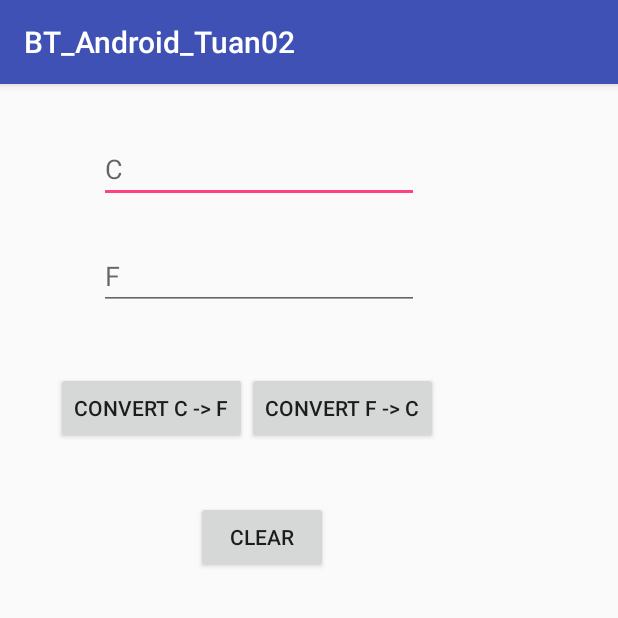
After one commit to HTNhu/TranNhu_Android_2_1, an Android app: the Bai02Activity screen opened directly, with no data from a screen before it, on a phone screen of 412 x 824 dp, the top half of it. The commit adds this screen. Run offline under Robolectric (Android 15) with nearby library versions, the phone set to English and light mode, and no system bars.

Commit message:
bai2+addtrycatch

```diff
--- a/app/src/main/AndroidManifest.xml
+++ b/app/src/main/AndroidManifest.xml
@@ -16,7 +16,8 @@
                 <category android:name="android.intent.category.LAUNCHER" />
             </intent-filter>
         </activity>
-        <activity android:name=".Bai01Activity"></activity>
+        <activity android:name=".Bai01Activity" />
+        <activity android:name=".Bai02Activity"></activity>
     </application>
 
 </manifest>
--- /dev/null
+++ b/app/src/main/java/com/example/student/bt_android_tuan02/Bai02Activity.java
@@ -0,0 +1,67 @@
+package com.example.student.bt_android_tuan02;
+
+import android.support.v7.app.AppCompatActivity;
+import android.os.Bundle;
+import android.view.View;
+import android.widget.Button;
+import android.widget.EditText;
+import android.widget.Toast;
+
+public class Bai02Activity extends AppCompatActivity {
+
+    EditText edtC;
+    EditText edtF;
+    Button btnCF;
+    Button btnFC;
+    Button btnClear;
+    @Override
+    protected void onCreate(Bundle savedInstanceState) {
+        super.onCreate(savedInstanceState);
+        setContentView(R.layout.activity_bai02);
+        edtC = findViewById(R.id.edtC);
+        edtF = findViewById(R.id.edtF);
+        btnCF = findViewById(R.id.btnCF);
+        btnFC = findViewById(R.id.btnFC);
+        btnClear = findViewById(R.id.btnClear);
+
+        btnCF.setOnClickListener(new View.OnClickListener() {
+            @Override
+            public void onClick(View view) {
+                try{
+                    if(edtC.getText().toString() == "" ){
+                        Toast.makeText(Bai02Activity.this,"Not empty", Toast.LENGTH_SHORT).show();
+                    }else{
+                        double celsius= Double.parseDouble(edtC.getText().toString());
+                        double fahrenheit = (double) 9 / 5 * celsius + 32;
+                        edtF.setText(String.valueOf(fahrenheit));
+                    }
+                }catch (Exception ex){
+                    Toast.makeText(Bai02Activity.this,"Nhập lỗi" + ex.toString(), Toast.LENGTH_SHORT).show();
+                }
+            }
+        });
+        btnFC.setOnClickListener(new View.OnClickListener() {
+            @Override
+            public void onClick(View view) {
+                try{
+                    if(edtF.getText().toString() == "" ){
+                        Toast.makeText(Bai02Activity.this,"Not empty", Toast.LENGTH_SHORT).show();
+                    }else{
+                        double f = Double.parseDouble(edtF.getText().toString());
+                        double celsius = (double) (f-32)*5/9;;
+                        edtC.setText(String.valueOf(celsius));
+                    }
+                }catch (Exception ex){
+                    Toast.makeText(Bai02Activity.this,"Nhập lỗi" + ex.toString(), Toast.LENGTH_SHORT).show();
+                }
+            }
+        });
+        btnClear.setOnClickListener(new View.OnClickListener() {
+            @Override
+            public void onClick(View view) {
+                edtC.setText("");
+                edtF.setText("");
+            }
+        });
+    }
+}
--- /dev/null
+++ b/app/src/main/res/layout/activity_bai02.xml
@@ -0,0 +1,61 @@
+<?xml version="1.0" encoding="utf-8"?>
+<android.support.constraint.ConstraintLayout xmlns:android="http://schemas.android.com/apk/res/android"
+    xmlns:app="http://schemas.android.com/apk/res-auto"
+    xmlns:tools="http://schemas.android.com/tools"
+    android:layout_width="match_parent"
+    android:layout_height="match_parent"
+    tools:context=".Bai02Activity">
+
+    <EditText
+        android:id="@+id/edtC"
+        android:layout_width="wrap_content"
+        android:layout_height="wrap_content"
+        android:layout_marginStart="66dp"
+        android:layout_marginTop="34dp"
+        android:ems="10"
+        android:inputType="textPersonName"
+        android:text=""
+        android:hint="C"
+        app:layout_constraintStart_toStartOf="parent"
+        app:layout_constraintTop_toTopOf="parent" />
+
+    <EditText
+        android:id="@+id/edtF"
+        android:layout_width="wrap_content"
+        android:layout_height="wrap_content"
+        android:layout_marginTop="26dp"
+        android:ems="10"
+        android:inputType="textPersonName"
+        android:text=""
+        android:hint="F"
+        app:layout_constraintStart_toStartOf="@+id/edtC"
+        app:layout_constraintTop_toBottomOf="@+id/edtC" />
+
+    <Button
+        android:id="@+id/btnCF"
+        android:layout_width="wrap_content"
+        android:layout_height="wrap_content"
+        android:layout_marginStart="37dp"
+        android:text="Convert C -> F"
+        app:layout_constraintBaseline_toBaselineOf="@+id/btnFC"
+        app:layout_constraintStart_toStartOf="parent" />
+
+    <Button
+        android:id="@+id/btnFC"
+        android:layout_width="wrap_content"
+        android:layout_height="wrap_content"
+        android:layout_marginTop="41dp"
+        android:text="Convert F -> C"
+        app:layout_constraintStart_toEndOf="@+id/btnCF"
+        app:layout_constraintTop_toBottomOf="@+id/edtF" />
+
+    <Button
+        android:id="@+id/btnClear"
+        android:layout_width="wrap_content"
+        android:layout_height="wrap_content"
+        android:layout_marginEnd="73dp"
+        android:layout_marginTop="38dp"
+        android:text="Clear"
+        app:layout_constraintEnd_toEndOf="@+id/btnFC"
+        app:layout_constraintTop_toBottomOf="@+id/btnCF" />
+</android.support.constraint.ConstraintLayout>
--- a/app/src/main/res/layout/activity_main.xml
+++ b/app/src/main/res/layout/activity_main.xml
@@ -20,8 +20,8 @@
         android:id="@+id/btnBai02"
         android:layout_width="121dp"
         android:layout_height="38dp"
-        android:layout_marginStart="43dp"
-        android:layout_marginTop="44dp"
+        android:layout_marginStart="188dp"
+        android:layout_marginTop="104dp"
         android:text="Bai 02"
         app:layout_constraintStart_toStartOf="parent"
         app:layout_constraintTop_toTopOf="parent" />
```
Also changed, not shown: app/src/main/java/com/example/student/bt_android_tuan02/Bai01Activity.java (+12 -4 lines), app/src/main/java/com/example/student/bt_android_tuan02/MainActivity.java (+7 -1 lines).
